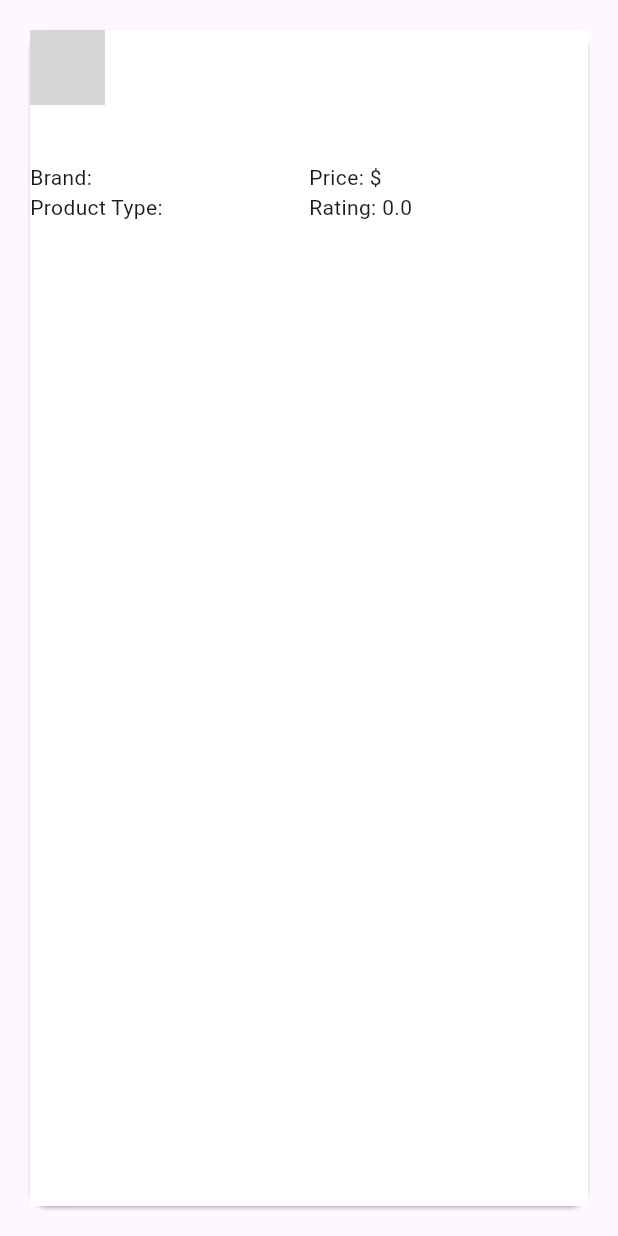
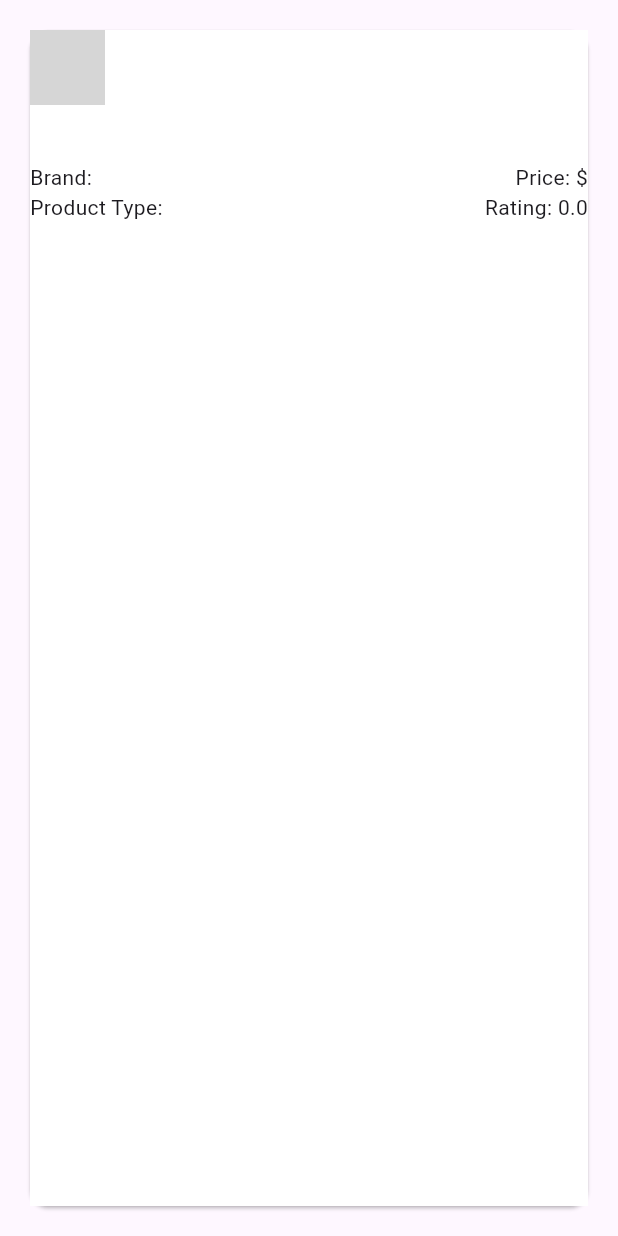
Before and after one commit to maryamtauqeer/flutter_mock_mid, a Flutter app: the ProductDetailsBottomSheet widget shown alone on an empty page, opened directly with empty values, on a phone screen of 412 x 824 dp. Run offline on Flutter 3.47's test engine with Material 2 defaults, Android fonts, the light colour scheme and no system bars; network calls fail; grey boxes are pictures that could not be loaded.

Commit message:
completed v1

```diff
--- a/lib/widgets/bottom_sheet.dart
+++ b/lib/widgets/bottom_sheet.dart
@@ -57,7 +57,7 @@ class ProductDetailsBottomSheet extends StatelessWidget {
               ),
               Expanded(
                 child: Column(
-                  crossAxisAlignment: CrossAxisAlignment.start,
+                  crossAxisAlignment: CrossAxisAlignment.end,
                   children: [
                     Text('Price: \$${obj.price ?? ''}'),
                     Text('Rating: ${obj.rating ?? ''}'),
```
